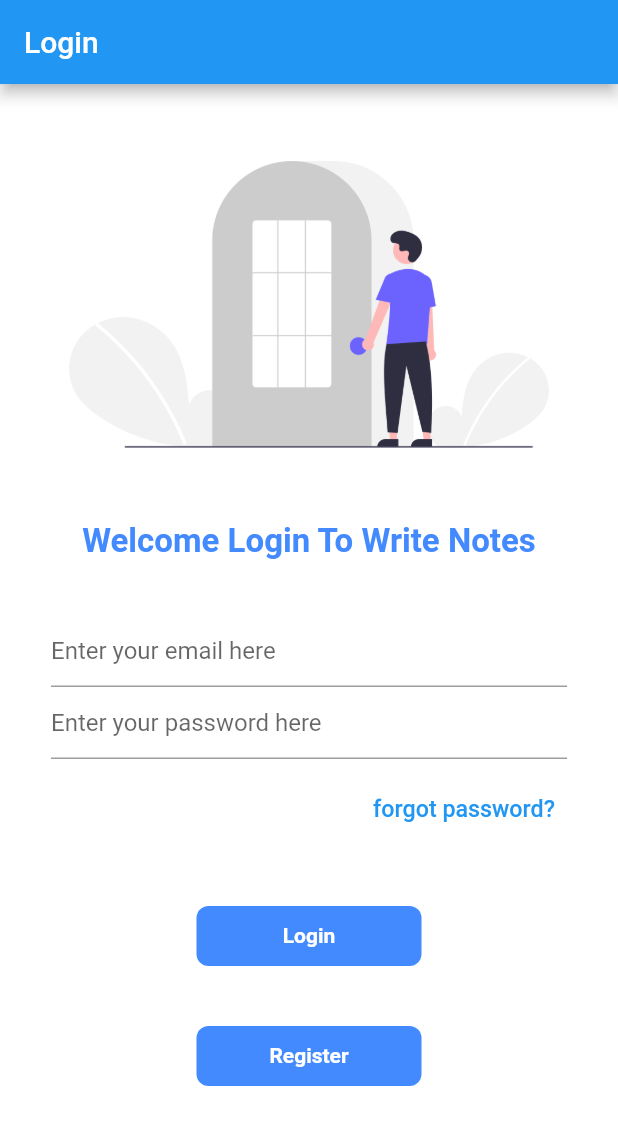
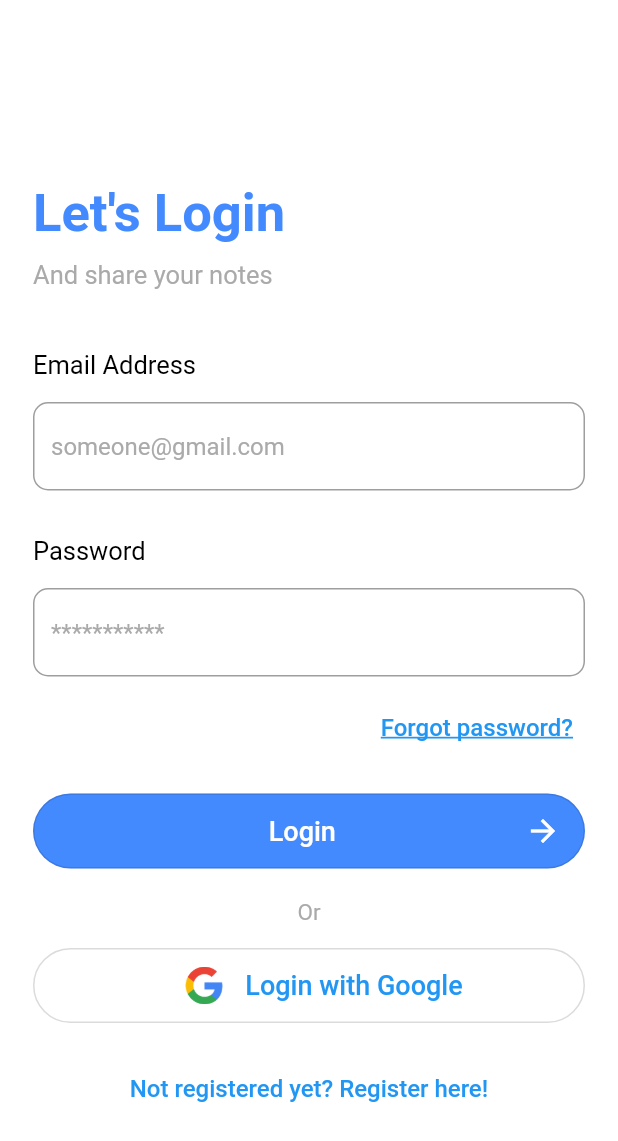
Before and after one commit to nitin-787/uni-notes, a Flutter app: the screen it shows after launch, on a phone screen of 412 x 824 dp. Shown: the top 1141 px of the screen. Run offline on Flutter 3.47's test engine with Material 2 defaults, Android fonts, the phone set to English and light mode, and no system bars; our stand-ins replace bloc, cloud_firestore, equatable, file_picker, firebase_auth, firebase_core and 5 more; accounts and stored records are empty; generated files the repository leaves out were written again.

Commit message:
New login ui

```diff
--- a/lib/views/Public/file_upload.dart
+++ b/lib/views/Public/file_upload.dart
@@ -116,7 +116,7 @@ class _FileUploadState extends State<FileUpload> {
       if (url != null && file != null) {
         Fluttertoast.showToast(
           msg: "file uloaded sucessfully",
-          textColor: Colors.red,
+          textColor: Colors.grey,
         );
       } else {
         Fluttertoast.showToast(
--- a/lib/views/login_view.dart
+++ b/lib/views/login_view.dart
@@ -15,8 +15,7 @@ class LoginView extends StatefulWidget {
 }
 
 class _LoginViewState extends State<LoginView> {
-  bool loginButton = false;
-  bool registerButton = false;
+  bool isElevated = false;
   late final TextEditingController _email;
   late final TextEditingController _password;
 
@@ -59,55 +58,103 @@ class _LoginViewState extends State<LoginView> {
       },
       child: Scaffold(
         backgroundColor: Colors.white,
-        appBar: AppBar(
-          title: Text(context.loc.login),
-        ),
         body: Container(
-          padding: const EdgeInsets.only(top: 20),
+          padding: const EdgeInsets.only(top: 60),
           child: Padding(
             padding: const EdgeInsets.all(2.0),
             child: SingleChildScrollView(
+              child: Container(
+                padding: const EdgeInsets.only(left: 20),
                 child: Column(
+                  crossAxisAlignment: CrossAxisAlignment.start,
                   children: [
-                  Image.asset(
-                    "assets/icon/login.png",
-                    fit: BoxFit.cover,
+                    const SizedBox(
+                      height: 60.0,
+                    ),
+                    const Text(
+                      "Let's Login",
+                      style: TextStyle(
+                        fontWeight: FontWeight.bold,
+                        fontSize: 35,
+                        color: Colors.blueAccent,
+                      ),
                     ),
                     const SizedBox(
-                    height: 20.0,
+                      height: 10.0,
                     ),
                     const Text(
-                    "Welcome Login To Write Notes",
+                      "And share your notes",
                       style: TextStyle(
-                        fontWeight: FontWeight.bold,
-                        fontSize: 22,
-                        color: Colors.blueAccent),
+                        fontWeight: FontWeight.w400,
+                        fontSize: 17,
+                        color: Color.fromARGB(255, 170, 170, 171),
+                      ),
                     ),
                     const SizedBox(
                       height: 20.0,
                     ),
                     Padding(
-                    padding: const EdgeInsets.symmetric(
-                        vertical: 16.0, horizontal: 32.0),
+                      padding: const EdgeInsets.only(top: 20, right: 20),
                       child: Column(
+                        crossAxisAlignment: CrossAxisAlignment.start,
                         children: [
+                          const Text(
+                            "Email Address",
+                            style: TextStyle(
+                              fontWeight: FontWeight.w400,
+                              fontSize: 17,
+                              color: Colors.black,
+                            ),
+                          ),
+                          const SizedBox(
+                            height: 15,
+                          ),
                           TextField(
                             controller: _email,
                             enableSuggestions: false,
                             autocorrect: false,
                             keyboardType: TextInputType.emailAddress,
-                          decoration: InputDecoration(
-                            hintText: context.loc.email_text_field_placeholder,
+                            decoration: const InputDecoration(
+                              hintStyle: TextStyle(
+                                color: Color.fromARGB(255, 170, 170, 171),
                               ),
+                              hintText: 'someone@gmail.com',
+                              border: OutlineInputBorder(
+                                borderRadius: BorderRadius.all(
+                                  Radius.circular(10.0),
+                                ),
+                              ),
+                            ),
+                          ),
+                          const SizedBox(
+                            height: 30.0,
+                          ),
+                          const Text(
+                            "Password",
+                            style: TextStyle(
+                              fontWeight: FontWeight.w400,
+                              fontSize: 17,
+                              color: Colors.black,
+                            ),
+                          ),
+                          const SizedBox(
+                            height: 15,
                           ),
                           TextField(
                             controller: _password,
                             obscureText: true,
                             enableSuggestions: false,
                             autocorrect: false,
-                          decoration: InputDecoration(
-                            hintText:
-                                context.loc.password_text_field_placeholder,
+                            decoration: const InputDecoration(
+                              hintStyle: TextStyle(
+                                color: Color.fromARGB(255, 170, 170, 171),
+                              ),
+                              hintText: '***********',
+                              border: OutlineInputBorder(
+                                borderRadius: BorderRadius.all(
+                                  Radius.circular(10.0),
+                                ),
+                              ),
                             ),
                           ),
                           const SizedBox(
@@ -124,102 +171,135 @@ class _LoginViewState extends State<LoginView> {
                                 },
                                 child: const Text(
                                   style: TextStyle(
-                                  fontSize: 15.5,
+                                    decoration: TextDecoration.underline,
+                                    decorationThickness: 1.5,
+                                    fontSize: 16,
                                   ),
-                                "forgot password?",
+                                  "Forgot password?",
                                 ),
                               )
                             ],
                           ),
                           const SizedBox(
-                          height: 40.0,
+                            height: 20,
                           ),
-                        InkWell(
-                          onTap: () async {
-                            setState(
-                              () {
-                                loginButton = true;
-                              },
-                            );
-                            await Future.delayed(
-                              const Duration(seconds: 1),
-                            );
+                          SizedBox(
+                            width: 500,
+                            height: 50,
+                            child: OutlinedButton(
+                              style: OutlinedButton.styleFrom(
+                                backgroundColor: Colors.blueAccent,
+                                shape: RoundedRectangleBorder(
+                                  borderRadius: BorderRadius.circular(30),
+                                ),
+                              ),
+                              onPressed: () async {
                                 final email = _email.text;
                                 final password = _password.text;
-                            if (!mounted) return;
                                 context.read<AuthBloc>().add(
-                                  AuthEventLogIn(email, password),
+                                      AuthEventLogIn(
+                                        email,
+                                        password,
+                                      ),
                                     );
                               },
-                          child: AnimatedContainer(
-                            duration: const Duration(seconds: 1),
-                            alignment: Alignment.center,
-                            width: loginButton ? 40 : 150,
-                            height: 40,
-                            decoration: BoxDecoration(
-                              color: Colors.blueAccent,
-                              // shape: changeButton ? BoxShape.circle : BoxShape.rectangle,
-                              borderRadius:
-                                  BorderRadius.circular(loginButton ? 40 : 8),
+                              child: SizedBox(
+                                child: Row(
+                                  mainAxisAlignment:
+                                      MainAxisAlignment.spaceBetween,
+                                  children: const [
+                                    SizedBox(
+                                      width: 15,
                                     ),
-                            child: loginButton
-                                ? const Icon(
-                                    Icons.done,
-                                    color: Colors.white,
-                                  )
-                                : const Text(
+                                    Text(
                                       "Login",
                                       style: TextStyle(
                                         color: Colors.white,
-                                      fontWeight: FontWeight.bold,
-                                      fontSize: 14,
+                                        fontSize: 18,
+                                      ),
+                                    ),
+                                    Icon(
+                                      Icons.arrow_forward,
+                                      color: Colors.white,
+                                    ),
+                                  ],
                                 ),
                               ),
                             ),
                           ),
                           const SizedBox(
-                          height: 40.0,
+                            height: 20,
                           ),
-                        InkWell(
-                          onTap: () async {
-                            setState(
-                              () {
-                                registerButton = true;
-                              },
-                            );
-                            await Future.delayed(
-                              const Duration(seconds: 1),
-                            );
-                            final email = _email.text;
-                            final password = _password.text;
-                            if (!mounted) return;
+                          const Center(
+                            child: Text(
+                              'Or',
+                              style: TextStyle(
+                                color: Color.fromARGB(255, 170, 170, 171),
+                                fontSize: 15,
+                                fontWeight: FontWeight.w400,
+                              ),
+                            ),
+                          ),
+                          const SizedBox(
+                            height: 15,
+                          ),
+                          SizedBox(
+                            width: 500,
+                            height: 50,
+                            child: OutlinedButton(
+                              style: OutlinedButton.styleFrom(
+                                side: const BorderSide(
+                                  color: Color.fromARGB(255, 219, 219, 219),
+                                  width: 1,
+                                ),
+                                shape: RoundedRectangleBorder(
+                                  borderRadius: BorderRadius.circular(30),
+                                ),
+                              ),
+                              // need to add google sign in
+                              onPressed: () {},
+                              child: Container(
+                                padding: const EdgeInsets.only(
+                                  left: 20,
+                                ),
+                                child: Row(
+                                  mainAxisAlignment: MainAxisAlignment.center,
+                                  children: const [
+                                    Image(
+                                      height: 40,
+                                      width: 25,
+                                      image: AssetImage(
+                                          'assets/images/google.png'),
+                                    ),
+                                    SizedBox(
+                                      width: 15,
+                                    ),
+                                    Text(
+                                      "Login with Google",
+                                      style: TextStyle(
+                                        fontSize: 18,
+                                      ),
+                                    ),
+                                  ],
+                                ),
+                              ),
+                            ),
+                          ),
+                          const SizedBox(
+                            height: 20,
+                          ),
+                          Center(
+                            child: TextButton(
+                              onPressed: () {
                                 context.read<AuthBloc>().add(
-                                  AuthEventRegister(email, password),
+                                      const AuthEventShouldRegister(),
                                     );
                               },
-                          child: AnimatedContainer(
-                            duration: const Duration(seconds: 1),
-                            alignment: Alignment.center,
-                            width: registerButton ? 40 : 150,
-                            height: 40,
-                            decoration: BoxDecoration(
-                              color: Colors.blueAccent,
-                              // shape: changeButton ? BoxShape.circle : BoxShape.rectangle,
-                              borderRadius: BorderRadius.circular(
-                                  registerButton ? 40 : 8),
+                              child: Text(
+                                style: const TextStyle(
+                                  fontSize: 16,
                                 ),
-                            child: registerButton
-                                ? const Icon(
-                                    Icons.done,
-                                    color: Colors.white,
-                                  )
-                                : const Text(
-                                    "Register",
-                                    style: TextStyle(
-                                      color: Colors.white,
-                                      fontWeight: FontWeight.bold,
-                                      fontSize: 14,
-                                    ),
+                                context.loc.login_view_not_registered_yet,
                               ),
                             ),
                           ),
@@ -232,6 +312,7 @@ class _LoginViewState extends State<LoginView> {
             ),
           ),
         ),
+      ),
     );
   }
 }
--- a/pubspec.yaml
+++ b/pubspec.yaml
@@ -52,6 +52,7 @@ dependencies:
   image_picker: ^0.8.5+3
   fluttertoast: ^8.0.9
   firebase_storage: ^10.3.7
+  sign_button: ^1.0.1
 
 dev_dependencies:
   flutter_test:
@@ -79,6 +80,7 @@ flutter:
   # To add assets to your application, add an assets section, like this:
   assets:
     - assets/icon/
+    - assets/images/
   #   - images/a_dot_ham.jpeg
 
   # An image asset can refer to one or more resolution-specific "variants", see
```
Also changed, not shown: assets/images/google.png (added), pubspec.lock. Lines whose indentation alone changed are shown as unchanged.
